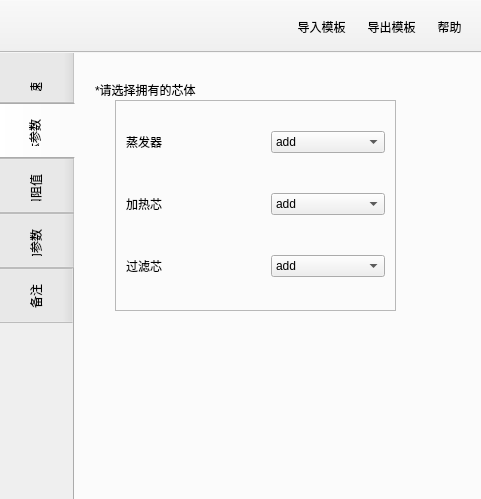
Above: ui/ui_input.ui from qweaxdzsc/fluent_add_on before the change. Below: the same form after it.
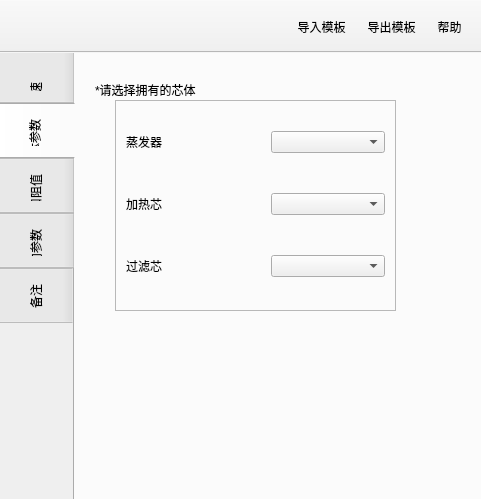
That is the form after the change. The open tabs and pages were chosen to show the change. Icons and pictures are not drawn.

```diff
--- a/ui/ui_input.ui
+++ b/ui/ui_input.ui
@@ -650,18 +650,8 @@
        <item row="0" column="1">
         <widget class="QComboBox" name="evap_combox">
          <property name="currentIndex">
-          <number>0</number>
+          <number>-1</number>
          </property>
-         <item>
-          <property name="text">
-           <string>add</string>
-          </property>
-         </item>
-         <item>
-          <property name="text">
-           <string>none</string>
-          </property>
-         </item>
         </widget>
        </item>
        <item row="1" column="0">
@@ -674,18 +664,8 @@
        <item row="1" column="1">
         <widget class="QComboBox" name="hc_combox">
          <property name="currentIndex">
-          <number>0</number>
+          <number>-1</number>
          </property>
-         <item>
-          <property name="text">
-           <string>add</string>
-          </property>
-         </item>
-         <item>
-          <property name="text">
-           <string>none</string>
-          </property>
-         </item>
         </widget>
        </item>
        <item row="2" column="0">
@@ -698,18 +678,8 @@
        <item row="2" column="1">
         <widget class="QComboBox" name="filter_combox">
          <property name="currentIndex">
-          <number>0</number>
+          <number>-1</number>
          </property>
-         <item>
-          <property name="text">
-           <string>add</string>
-          </property>
-         </item>
-         <item>
-          <property name="text">
-           <string>none</string>
-          </property>
-         </item>
         </widget>
        </item>
       </layout>
```
Left out of the diff: 2 changed lines with no effect on the pictures.
